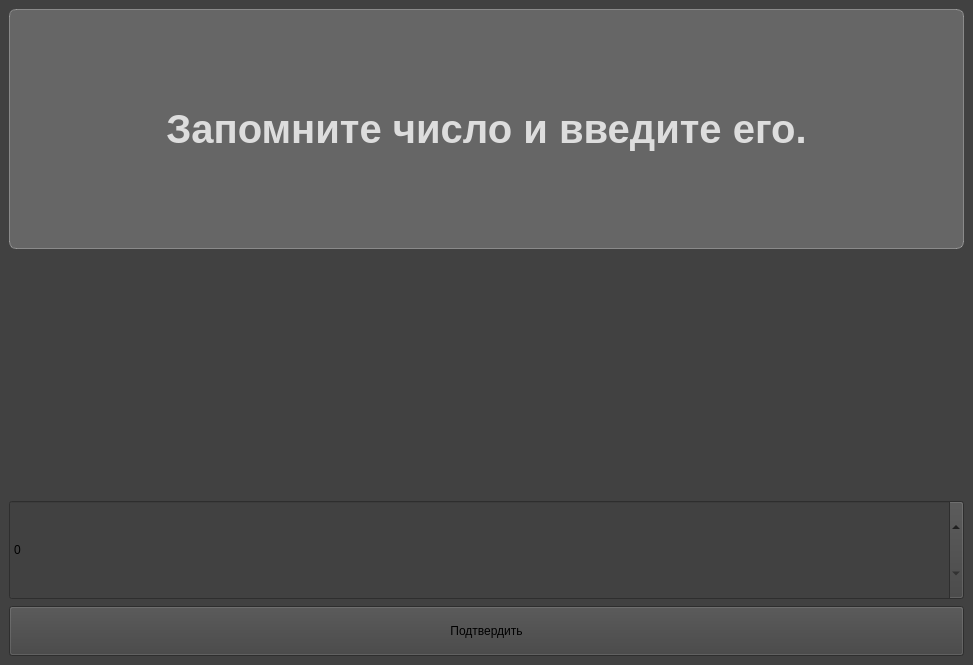
The window that ui_main.ui (CoffeeForCoffee/Lab3) describes before a commit, drawn with Qt 5.
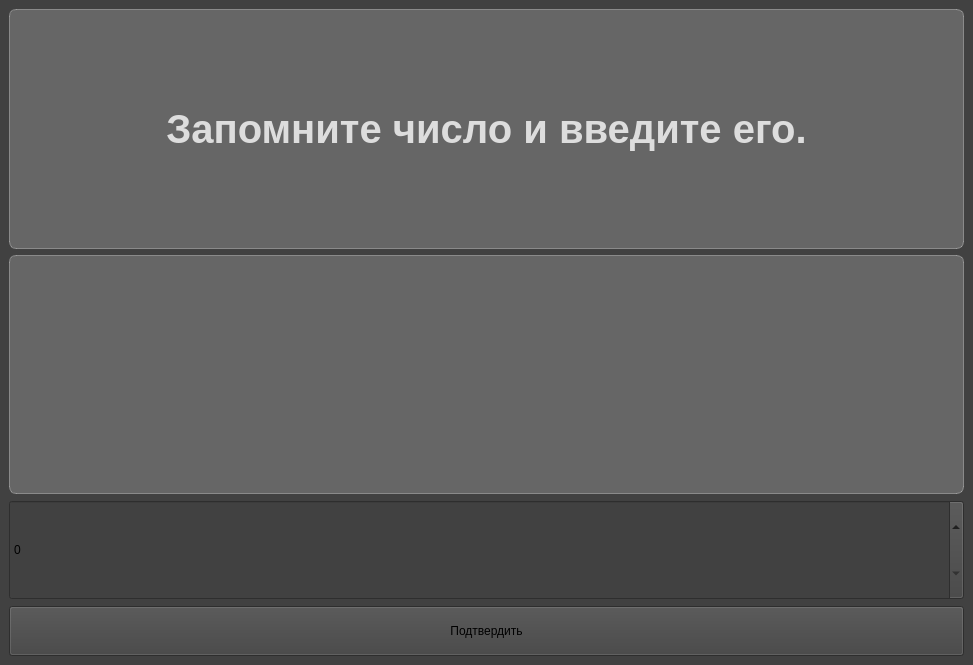
The same window after the commit.

The edit to the form file:
```diff
--- a/ui_main.ui
+++ b/ui_main.ui
@@ -86,7 +86,7 @@
         </property>
         <property name="font">
          <font>
-          <pointsize>20</pointsize>
+          <pointsize>30</pointsize>
           <italic>false</italic>
           <bold>true</bold>
           <underline>false</underline>
@@ -96,7 +96,12 @@
          <enum>Qt::LayoutDirection::LeftToRight</enum>
         </property>
         <property name="styleSheet">
-         <string notr="true"/>
+         <string notr="true">font-size: 30pt;
+color: rgb(221, 221, 221);
+background-color: rgba(255, 255, 255, 50);
+border: 1px solid rgba(255, 255, 255, 80);
+border-radius: 7px;
+</string>
         </property>
         <property name="text">
          <string/>
```
